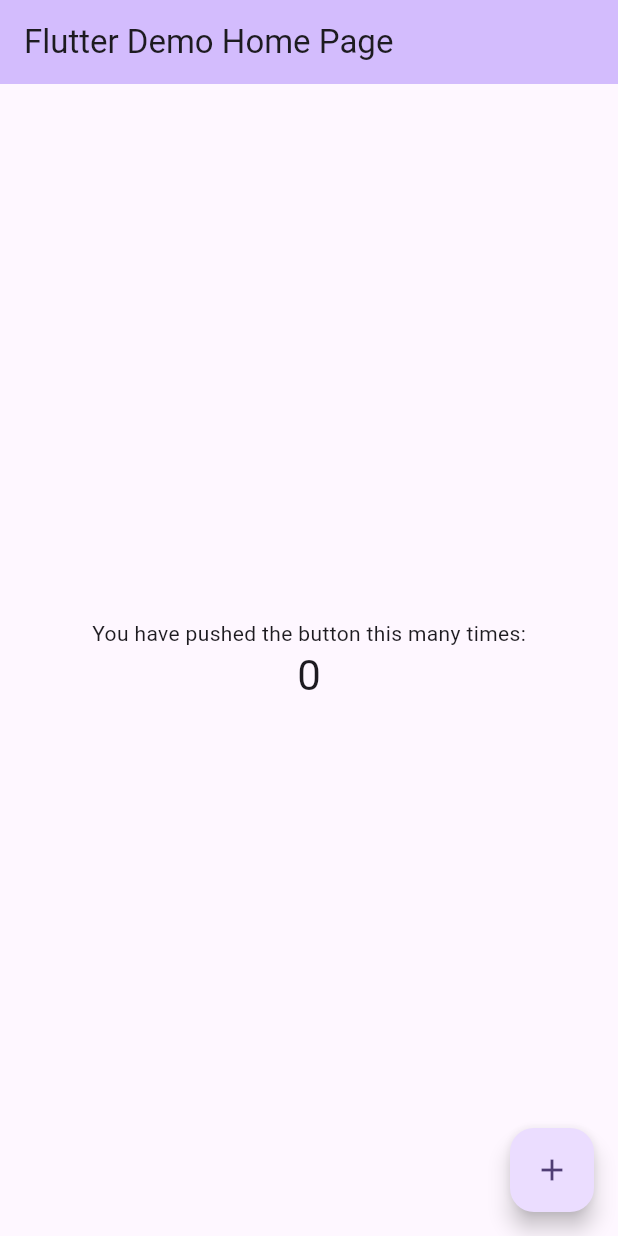
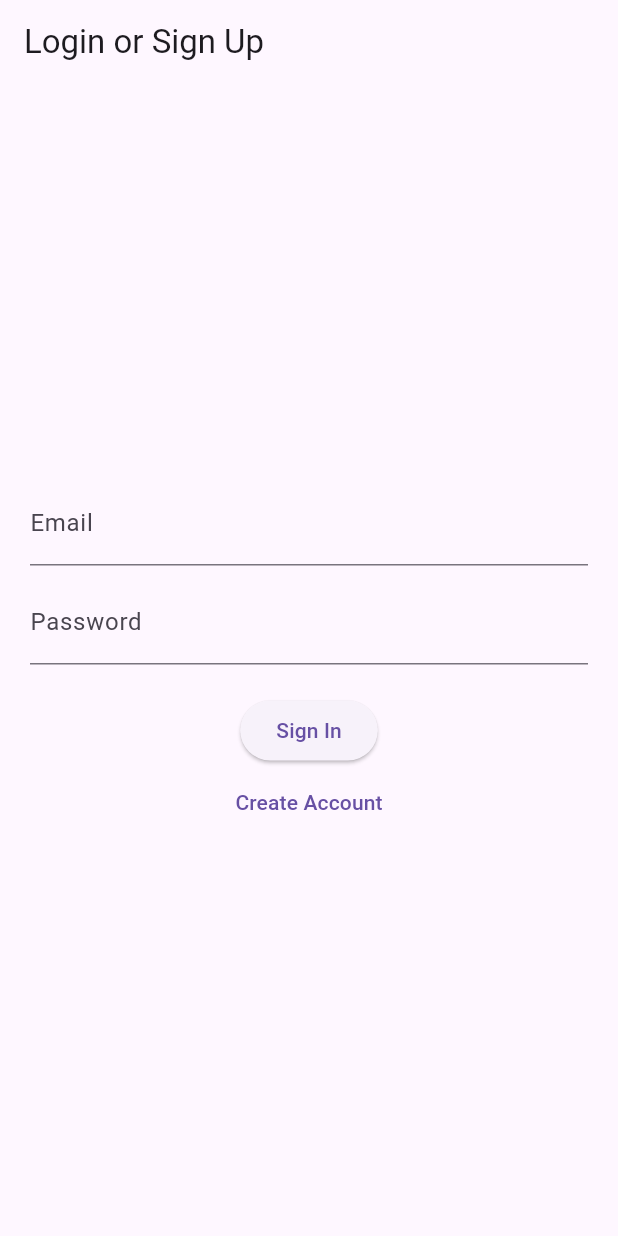
Before and after one commit to tefillahapp-lang/tefillah_app, a Flutter app: the screen it shows after launch, on a phone screen of 412 x 824 dp. Run offline on Flutter 3.47's test engine with Material 3 defaults, Android fonts, the phone set to English and light mode, and no system bars; our stand-ins replace firebase_auth, firebase_core; accounts and stored records are empty.

Commit message:
Integrated Firebase Authentication with email/password and configured project for Android, iOS, and Windows

```diff
--- a/lib/main.dart
+++ b/lib/main.dart
@@ -1,122 +1,138 @@
 import 'package:flutter/material.dart';
+import 'package:firebase_core/firebase_core.dart';
+import 'package:firebase_auth/firebase_auth.dart';
+import 'firebase_options.dart';
 
-void main() {
+Future<void> main() async {
+  WidgetsFlutterBinding.ensureInitialized();
+  await Firebase.initializeApp(options: DefaultFirebaseOptions.currentPlatform);
   runApp(const MyApp());
 }
 
 class MyApp extends StatelessWidget {
   const MyApp({super.key});
 
-  // This widget is the root of your application.
   @override
   Widget build(BuildContext context) {
     return MaterialApp(
-      title: 'Flutter Demo',
-      theme: ThemeData(
-        // This is the theme of your application.
-        //
-        // TRY THIS: Try running your application with "flutter run". You'll see
-        // the application has a purple toolbar. Then, without quitting the app,
-        // try changing the seedColor in the colorScheme below to Colors.green
-        // and then invoke "hot reload" (save your changes or press the "hot
-        // reload" button in a Flutter-supported IDE, or press "r" if you used
-        // the command line to start the app).
-        //
-        // Notice that the counter didn't reset back to zero; the application
-        // state is not lost during the reload. To reset the state, use hot
-        // restart instead.
-        //
-        // This works for code too, not just values: Most code changes can be
-        // tested with just a hot reload.
-        colorScheme: ColorScheme.fromSeed(seedColor: Colors.deepPurple),
-      ),
-      home: const MyHomePage(title: 'Flutter Demo Home Page'),
+      title: 'Tefillah - The Prayer App',
+      theme: ThemeData(primarySwatch: Colors.deepPurple),
+      home: const AuthGate(),
     );
   }
 }
 
-class MyHomePage extends StatefulWidget {
-  const MyHomePage({super.key, required this.title});
-
-  // This widget is the home page of your application. It is stateful, meaning
-  // that it has a State object (defined below) that contains fields that affect
-  // how it looks.
-
-  // This class is the configuration for the state. It holds the values (in this
-  // case the title) provided by the parent (in this case the App widget) and
-  // used by the build method of the State. Fields in a Widget subclass are
-  // always marked "final".
-
-  final String title;
+class AuthGate extends StatelessWidget {
+  const AuthGate({super.key});
 
   @override
-  State<MyHomePage> createState() => _MyHomePageState();
+  Widget build(BuildContext context) {
+    return StreamBuilder<User?>(
+      stream: FirebaseAuth.instance.authStateChanges(),
+      builder: (context, snapshot) {
+        // Still loading
+        if (snapshot.connectionState == ConnectionState.waiting) {
+          return const Center(child: CircularProgressIndicator());
+        }
+        // Logged in
+        if (snapshot.hasData) {
+          return const HomeScreen();
+        }
+        // Not logged in
+        return const LoginScreen();
+      },
+    );
+  }
 }
 
-class _MyHomePageState extends State<MyHomePage> {
-  int _counter = 0;
+class HomeScreen extends StatelessWidget {
+  const HomeScreen({super.key});
 
-  void _incrementCounter() {
-    setState(() {
-      // This call to setState tells the Flutter framework that something has
-      // changed in this State, which causes it to rerun the build method below
-      // so that the display can reflect the updated values. If we changed
-      // _counter without calling setState(), then the build method would not be
-      // called again, and so nothing would appear to happen.
-      _counter++;
-    });
+  @override
+  Widget build(BuildContext context) {
+    return Scaffold(
+      appBar: AppBar(title: const Text("Tefillah")),
+      body: Center(
+        child: Column(
+          mainAxisAlignment: MainAxisAlignment.center,
+          children: [
+            const Text("Welcome to Tefillah!"),
+            const SizedBox(height: 20),
+            ElevatedButton(
+              onPressed: () async {
+                await FirebaseAuth.instance.signOut();
+              },
+              child: const Text("Sign Out"),
+            ),
+          ],
+        ),
+      ),
+    );
+  }
+}
+
+class LoginScreen extends StatefulWidget {
+  const LoginScreen({super.key});
+
+  @override
+  State<LoginScreen> createState() => _LoginScreenState();
+}
+
+class _LoginScreenState extends State<LoginScreen> {
+  final email = TextEditingController();
+  final password = TextEditingController();
+
+  Future<void> signIn() async {
+    try {
+      await FirebaseAuth.instance.signInWithEmailAndPassword(
+        email: email.text.trim(),
+        password: password.text.trim(),
+      );
+    } on FirebaseAuthException catch (e) {
+      ScaffoldMessenger.of(
+        context,
+      ).showSnackBar(SnackBar(content: Text(e.message ?? "Login failed")));
+    }
+  }
+
+  Future<void> signUp() async {
+    try {
+      await FirebaseAuth.instance.createUserWithEmailAndPassword(
+        email: email.text.trim(),
+        password: password.text.trim(),
+      );
+    } on FirebaseAuthException catch (e) {
+      ScaffoldMessenger.of(
+        context,
+      ).showSnackBar(SnackBar(content: Text(e.message ?? "Signup failed")));
+    }
   }
 
   @override
   Widget build(BuildContext context) {
-    // This method is rerun every time setState is called, for instance as done
-    // by the _incrementCounter method above.
-    //
-    // The Flutter framework has been optimized to make rerunning build methods
-    // fast, so that you can just rebuild anything that needs updating rather
-    // than having to individually change instances of widgets.
     return Scaffold(
-      appBar: AppBar(
-        // TRY THIS: Try changing the color here to a specific color (to
-        // Colors.amber, perhaps?) and trigger a hot reload to see the AppBar
-        // change color while the other colors stay the same.
-        backgroundColor: Theme.of(context).colorScheme.inversePrimary,
-        // Here we take the value from the MyHomePage object that was created by
-        // the App.build method, and use it to set our appbar title.
-        title: Text(widget.title),
-      ),
-      body: Center(
-        // Center is a layout widget. It takes a single child and positions it
-        // in the middle of the parent.
+      appBar: AppBar(title: const Text("Login or Sign Up")),
+      body: Padding(
+        padding: const EdgeInsets.all(20),
         child: Column(
-          // Column is also a layout widget. It takes a list of children and
-          // arranges them vertically. By default, it sizes itself to fit its
-          // children horizontally, and tries to be as tall as its parent.
-          //
-          // Column has various properties to control how it sizes itself and
-          // how it positions its children. Here we use mainAxisAlignment to
-          // center the children vertically; the main axis here is the vertical
-          // axis because Columns are vertical (the cross axis would be
-          // horizontal).
-          //
-          // TRY THIS: Invoke "debug painting" (choose the "Toggle Debug Paint"
-          // action in the IDE, or press "p" in the console), to see the
-          // wireframe for each widget.
           mainAxisAlignment: MainAxisAlignment.center,
-          children: <Widget>[
-            const Text('You have pushed the button this many times:'),
-            Text(
-              '$_counter',
-              style: Theme.of(context).textTheme.headlineMedium,
+          children: [
+            TextField(
+              controller: email,
+              decoration: const InputDecoration(labelText: "Email"),
             ),
+            const SizedBox(height: 10),
+            TextField(
+              controller: password,
+              decoration: const InputDecoration(labelText: "Password"),
+              obscureText: true,
+            ),
+            const SizedBox(height: 20),
+            ElevatedButton(onPressed: signIn, child: const Text("Sign In")),
+            TextButton(onPressed: signUp, child: const Text("Create Account")),
           ],
         ),
       ),
-      floatingActionButton: FloatingActionButton(
-        onPressed: _incrementCounter,
-        tooltip: 'Increment',
-        child: const Icon(Icons.add),
-      ), // This trailing comma makes auto-formatting nicer for build methods.
     );
   }
 }
--- a/pubspec.yaml
+++ b/pubspec.yaml
@@ -34,6 +34,8 @@ dependencies:
   # The following adds the Cupertino Icons font to your application.
   # Use with the CupertinoIcons class for iOS style icons.
   cupertino_icons: ^1.0.8
+  firebase_auth: ^6.1.1
+  google_sign_in: ^7.2.0
 
 dev_dependencies:
   flutter_test:
```
Also changed, not shown: lib/firebase_options.dart (added).
